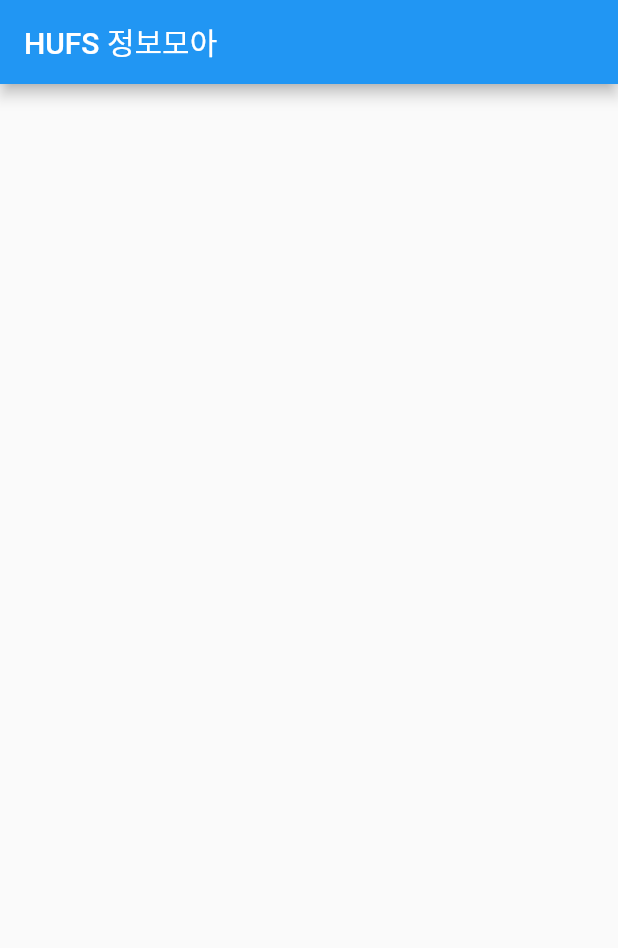
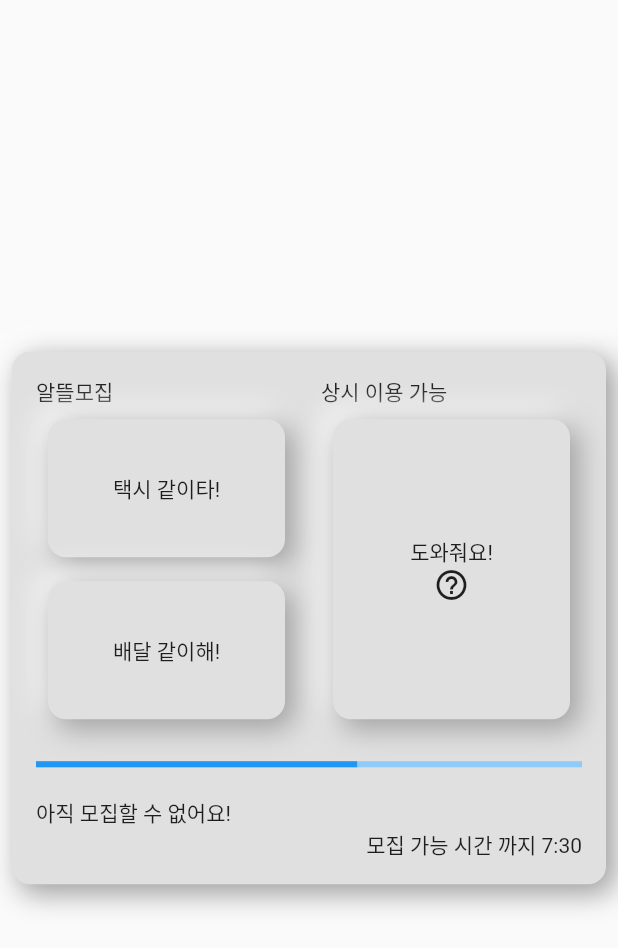
Before and after one commit to Bewheneverwhatiwant/HUFS_Information_Front, a Flutter app: the screen it shows after launch, on a phone screen of 412 x 824 dp. Shown: the top 948 px of the screen. Run offline on Flutter 3.47's test engine with Material 2 defaults, Android fonts, the phone set to English and light mode, and no system bars.

Commit message:
[ADD] #3 TestPage 생성, #2 MainMenu 삭제

```diff
--- a/lib/MainMenu.dart
+++ /dev/null
@@ -1,31 +0,0 @@
-import 'package:flutter/material.dart';
-import 'NeumorphicButton.dart';
-
-class MainMenu extends StatelessWidget {
-  const MainMenu(this.title, this.buttons);
-
-  final String title;
-  final List<String> buttons;
-
-  @override
-  Widget build(BuildContext context) {
-    return Column(
-      crossAxisAlignment: CrossAxisAlignment.start,
-      children: [
-        Text(title),
-        Row(
-          children: buttons.map((btn) {
-            return Expanded(
-              child: NeumorphicButton(
-                onPressed: () {
-                  print('$btn button pressed');
-                },
-                child: Text(btn),
-              )
-            );
-          }).toList(),
-        )
-      ],
-    );
-  }
-}
--- a/lib/main.dart
+++ b/lib/main.dart
@@ -1,8 +1,14 @@
 import 'package:flutter/material.dart';
 import 'MainPage.dart';
+import 'test.dart';
 
 void main() {
-  runApp(const MyApp());
+  int testMode = 1;
+
+  if (testMode == 1)
+    runApp(test());
+  else
+    runApp(const MyApp());
 }
 
 class MyApp extends StatelessWidget {
--- /dev/null
+++ b/lib/test.dart
@@ -0,0 +1,139 @@
+import 'package:flutter/material.dart';
+
+class test extends StatelessWidget {
+  @override
+  Widget build(BuildContext context) {
+    return MaterialApp(
+      home: MyHomePage(),
+    );
+  }
+}
+
+class MyHomePage extends StatefulWidget {
+  @override
+  _MyHomePageState createState() => _MyHomePageState();
+}
+
+class _MyHomePageState extends State<MyHomePage> {
+  @override
+  Widget build(BuildContext context) {
+    final now = DateTime.now();
+    bool isAfterFive = now.hour >= 17;
+
+    return Scaffold(
+      body: Center(
+        child: Padding(
+          padding: const EdgeInsets.all(8.0),
+          child: customNeumorphicBox(
+            child: Padding(
+              padding: const EdgeInsets.all(16.0),
+              child: Column(
+                mainAxisSize: MainAxisSize.min,
+                children: [
+                  // 첫 단과 두 번째 단
+                  IntrinsicHeight(
+                    child: Row(
+                      crossAxisAlignment: CrossAxisAlignment.stretch,
+                      children: [
+                        // 첫 단
+                        Expanded(
+                          child: Column(
+                            crossAxisAlignment: CrossAxisAlignment.stretch,
+                            children: [
+                              Text("알뜰모집"),
+                              customNeumorphicButton(child: Text("택시 같이타!")),
+                              customNeumorphicButton(child: Text("배달 같이해!")),
+                            ],
+                          ),
+                        ),
+                        SizedBox(width: 16),
+                        // 두 번째 단
+                        Expanded(
+                          child: Column(
+                            crossAxisAlignment: CrossAxisAlignment.stretch,
+                            children: [
+                              Text("상시 이용 가능"),
+                              Expanded(
+                                child: customNeumorphicButton(
+                                  child: Column(
+                                    mainAxisAlignment: MainAxisAlignment.center,
+                                    children: [
+                                      Text("도와줘요!"),
+                                      Icon(Icons.help_outline),
+                                    ],
+                                  ),
+                                ),
+                              ),
+                            ],
+                          ),
+                        ),
+                      ],
+                    ),
+                  ),
+                  SizedBox(height: 20),
+                  // ProgressBar
+                  Column(
+                    children: [
+                      LinearProgressIndicator(
+                        value: isAfterFive ? 1.0 : now.hour / 17,
+                      ),
+                      SizedBox(height: 20),
+                      Align(
+                        alignment: Alignment.topLeft,
+                        child: Text(isAfterFive ? "이제 사람들을 모아 돈을 절약해보세요!" : "아직 모집할 수 없어요!"),
+                      ),
+                      if (!isAfterFive)
+                        Align(
+                          alignment: Alignment.bottomRight,
+                          child: Text('모집 가능 시간 까지 ${17 - now.hour}:${60 - now.minute}'),
+                        ),
+                    ],
+                  ),
+                ],
+              ),
+            ),
+          ),
+        ),
+      ),
+    );
+  }
+
+  Widget customNeumorphicBox({required Widget child}) {
+    return Container(
+      decoration: BoxDecoration(
+        borderRadius: BorderRadius.circular(12.0),
+        color: Colors.grey[300],
+        boxShadow: [
+          BoxShadow(
+            color: Colors.white,
+            offset: Offset(-5.0, -5.0),
+            blurRadius: 15.0,
+            spreadRadius: 1.0,
+          ),
+          BoxShadow(
+            color: Colors.grey[500]!,
+            offset: Offset(5.0, 5.0),
+            blurRadius: 15.0,
+            spreadRadius: 1.0,
+          ),
+        ],
+      ),
+      child: child,
+    );
+  }
+
+  Widget customNeumorphicButton({required Widget child}) {
+    return Padding(
+      padding: const EdgeInsets.all(8.0),
+      child: customNeumorphicBox(
+        child: Padding(
+          padding: const EdgeInsets.all(16.0),
+          child: Container(
+            height: 60,
+            child: Center(child: child),
+          ),
+        ),
+      ),
+    );
+  }
+}
--- a/pubspec.yaml
+++ b/pubspec.yaml
@@ -35,6 +35,7 @@ dependencies:
   # The following adds the Cupertino Icons font to your application.
   # Use with the CupertinoIcons class for iOS style icons.
   cupertino_icons: ^1.0.2
+  intl: ^0.17.0
 
 dev_dependencies:
   flutter_test:
```
Also changed, not shown: pubspec.lock.
